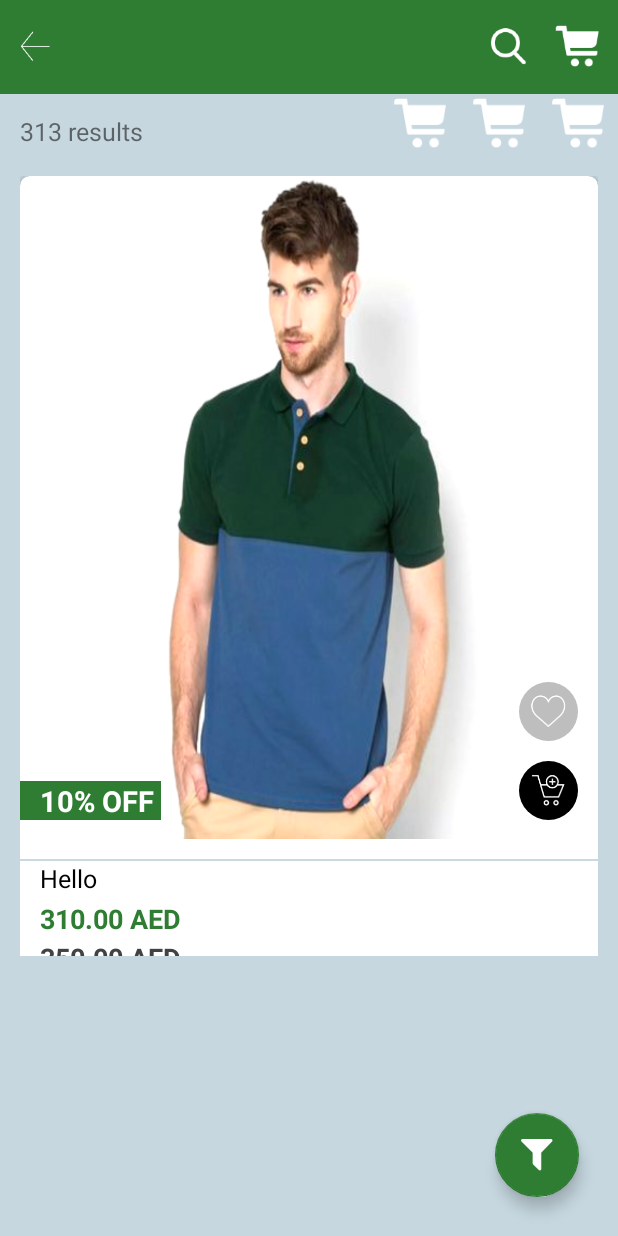
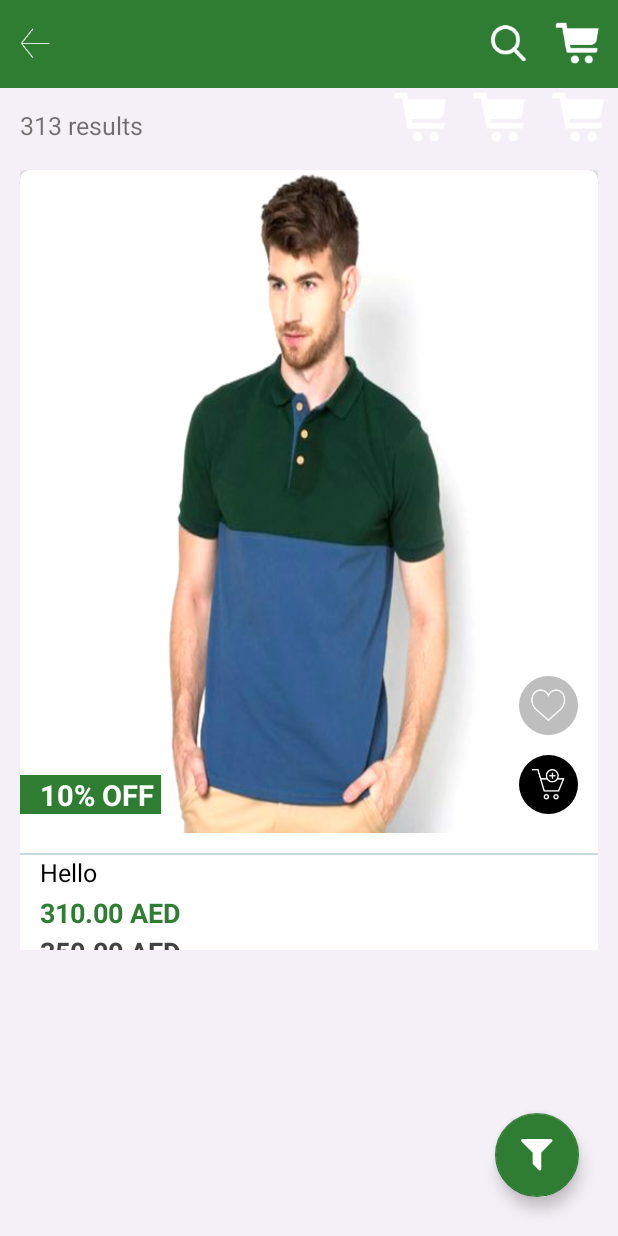
Before and after one commit to iamrahulyadav/EBidderSystem, an Android app: the FashionListActivity screen opened directly, with no data from a screen before it, on a phone screen of 412 x 824 dp. Run offline under Robolectric (Android 15) with nearby library versions, the phone set to English and light mode, and no system bars; our stand-ins replace sdp/ssp sizes.

Commit message:
commit-13 dec

```diff
--- a/app/src/main/res/layout/content_fashion_list.xml
+++ b/app/src/main/res/layout/content_fashion_list.xml
@@ -3,58 +3,19 @@
     xmlns:app="http://schemas.android.com/apk/res-auto"
     xmlns:tools="http://schemas.android.com/tools"
     android:layout_width="match_parent"
+    android:orientation="vertical"
     android:layout_height="match_parent"
     app:layout_behavior="@string/appbar_scrolling_view_behavior"
     tools:context="com.archi.ebiddersystem.activities.fashsion.FashionListActivity"
     tools:showIn="@layout/activity_fashion_list">
 
-    <LinearLayout
-        android:layout_width="match_parent"
-        android:layout_height="match_parent"
-        android:orientation="vertical">
 
-        <LinearLayout
-            android:layout_width="match_parent"
-            android:layout_height="@dimen/_48sdp"
-            android:background="@color/toolbarcolor"
-            android:gravity="center_vertical"
-            android:orientation="horizontal">
-
-            <ImageView
-                android:id="@+id/img_back"
-                android:layout_width="@dimen/_20sdp"
-                android:layout_height="@dimen/_25sdp"
-                android:layout_marginLeft="@dimen/_8sdp"
-                android:background="@mipmap/ic_backarrow" />
-
-            <LinearLayout
-                android:layout_width="match_parent"
-                android:layout_height="match_parent"
-                android:layout_marginRight="@dimen/_8sdp"
-                android:gravity="right"
-                android:orientation="horizontal">
-
-                <ImageView
-                    android:layout_width="@dimen/_25sdp"
-                    android:layout_height="@dimen/_25sdp"
-                    android:layout_gravity="center_vertical"
-                    android:layout_marginRight="@dimen/_10sdp"
-                    android:background="@mipmap/ic_searching"
-                    android:padding="@dimen/_8sdp" />
-
-                <ImageView
-                    android:layout_width="@dimen/_25sdp"
-                    android:layout_height="@dimen/_25sdp"
-                    android:layout_gravity="center_vertical"
-                    android:background="@mipmap/ic_buynow"
-                    android:padding="@dimen/_8sdp" />
-            </LinearLayout>
-        </LinearLayout>
+        <include layout="@layout/menuitem_toolbar"/>
 
         <RelativeLayout
             android:layout_width="match_parent"
             android:layout_height="match_parent"
-            android:background="@color/light_dark"
+            android:background="@color/lightpinkbackground"
             android:orientation="vertical">
 
             <ScrollView
@@ -120,5 +81,4 @@
                 </LinearLayout>
             </ScrollView>
         </RelativeLayout>
-    </LinearLayout>
 </LinearLayout>
--- a/app/src/main/res/layout/fragment_fashion.xml
+++ b/app/src/main/res/layout/fragment_fashion.xml
@@ -2,6 +2,8 @@
     xmlns:tools="http://schemas.android.com/tools"
     android:layout_width="match_parent"
     android:layout_height="match_parent"
+    android:orientation="vertical"
+    android:background="@color/lightpinkbackground"
     tools:context="com.archi.ebiddersystem.activities.fashsion.FashionFragment">
 
     <android.support.v7.widget.RecyclerView
--- /dev/null
+++ b/app/src/main/res/layout/menuitem_toolbar.xml
@@ -0,0 +1,49 @@
+<?xml version="1.0" encoding="utf-8"?>
+<LinearLayout xmlns:android="http://schemas.android.com/apk/res/android"
+    xmlns:app="http://schemas.android.com/apk/res-auto"
+    xmlns:tools="http://schemas.android.com/tools"
+    android:layout_width="match_parent"
+    android:layout_height="wrap_content"
+    android:orientation="vertical"
+    tools:context="com.archi.ebiddersystem.activities.fashsion.FashionListActivity">
+
+
+    <LinearLayout
+        android:layout_width="match_parent"
+        android:layout_height="@dimen/_45sdp"
+        android:background="@color/toolbarcolor"
+        android:gravity="center_vertical"
+        android:orientation="horizontal">
+
+        <ImageView
+            android:id="@+id/img_back"
+            android:layout_width="@dimen/_20sdp"
+            android:layout_height="@dimen/_25sdp"
+            android:layout_marginLeft="@dimen/_8sdp"
+            android:background="@mipmap/ic_backarrow" />
+
+        <LinearLayout
+            android:layout_width="match_parent"
+            android:layout_height="match_parent"
+            android:layout_marginRight="@dimen/_8sdp"
+            android:gravity="right"
+            android:orientation="horizontal">
+
+            <ImageView
+                android:layout_width="@dimen/_25sdp"
+                android:layout_height="@dimen/_25sdp"
+                android:layout_gravity="center_vertical"
+                android:layout_marginRight="@dimen/_10sdp"
+                android:background="@mipmap/ic_searching"
+                android:padding="@dimen/_8sdp" />
+
+            <ImageView
+                android:layout_width="@dimen/_25sdp"
+                android:layout_height="@dimen/_25sdp"
+                android:layout_gravity="center_vertical"
+                android:background="@mipmap/ic_buynow"
+                android:padding="@dimen/_8sdp" />
+        </LinearLayout>
+    </LinearLayout>
+
+</LinearLayout>
```
Also changed, not shown: app/src/main/AndroidManifest.xml (+4 -3 lines), app/src/main/java/com/archi/ebiddersystem/activities/fashsion/FashionFragment.java (+7 -14 lines), app/src/main/java/com/archi/ebiddersystem/activities/offerzone/OfferZoneItemActivity.java (added, +37 -0 lines), app/src/main/java/com/archi/ebiddersystem/adapter/OfferZoneAdapter.java (+13 -0 lines), app/src/main/java/com/archi/ebiddersystem/adapter/OfferZoneItemAdapter.java (added, +70 -0 lines), app/src/main/java/com/archi/ebiddersystem/model/OfferZonListClass.java (added, +54 -0 lines), app/src/main/res/drawable/offerzone_progressbar.xml (added, +19 -0 lines), app/src/main/res/layout/activity_offerzone_item.xml (added, +75 -0 lines), app/src/main/res/layout/item_offerlist.xml (added, +128 -0 lines), app/src/main/res/drawable-xhdpi/icon_sortby.png (added), app/src/main/res/drawable-xhdpi/menu_button.png (added), app/src/main/res/drawable-xhdpi/menu_button1.png (added), app/src/main/res/drawable/cart.png (added), app/src/main/res/drawable/like.png (added).
